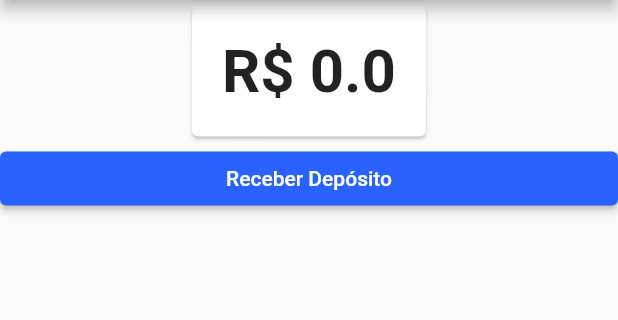
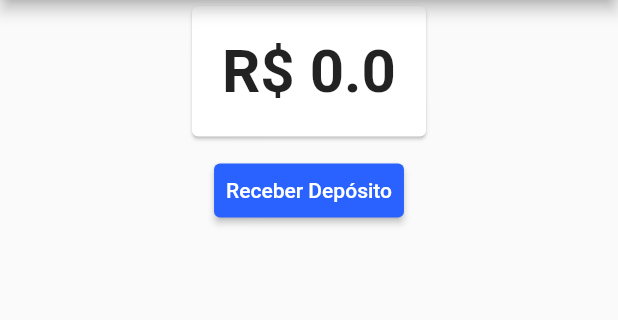
Before and after one commit to jgnogueira/app-bytebank-provider, a Flutter app: the screen it shows after launch, on a phone screen of 412 x 824 dp, the part 84-404 px from its top. Run offline on Flutter 3.47's test engine with Material 2 defaults, Android fonts, the phone set to English and light mode, and no system bars.

```diff
--- a/lib/screens/dashboard/dashboard.dart
+++ b/lib/screens/dashboard/dashboard.dart
@@ -13,6 +13,9 @@ class Dashboard extends StatelessWidget {
           child: SaldoCard(),
           alignment: Alignment.topCenter,
         ),
+        ButtonBar(
+          alignment: MainAxisAlignment.center,
+          children: <Widget>[
             RaisedButton(
               onPressed: () {
                 Navigator.push(
@@ -26,6 +29,8 @@ class Dashboard extends StatelessWidget {
               },
               child: Text('Receber Depósito'),
             ),
+          ],
+        ),
       ]),
     );
   }
```
Lines whose indentation alone changed are shown as unchanged.
